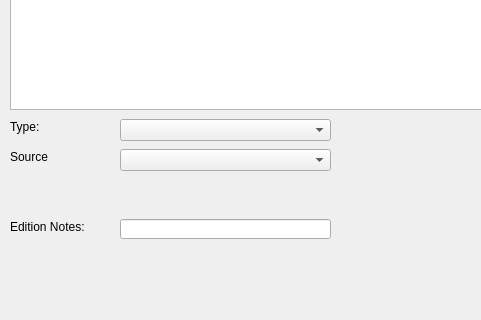
Before: the Qt Designer form QuickAdmin/quick_admin.ui in jadsdad/LogTools, drawn with Qt 5; both pictures show x 0 to 481 and y 321 to 641 of the 640 by 641 pixel window.
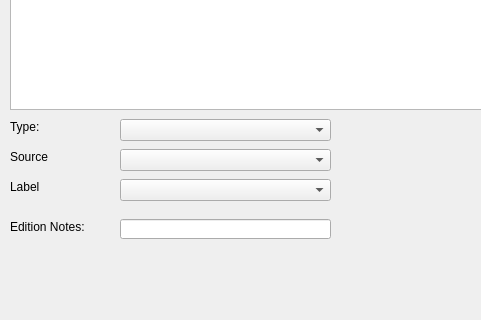
After: the same form once the commit is applied.

Commit message: Added label facility to QuickAdmin + default labelid in Transcode

```diff
--- a/QuickAdmin/quick_admin.ui
+++ b/QuickAdmin/quick_admin.ui
@@ -149,6 +149,29 @@
     <string>Edition Notes:</string>
    </property>
   </widget>
+  <widget class="QLabel" name="label_5">
+   <property name="geometry">
+    <rect>
+     <x>10</x>
+     <y>500</y>
+     <width>101</width>
+     <height>16</height>
+    </rect>
+   </property>
+   <property name="text">
+    <string>Label</string>
+   </property>
+  </widget>
+  <widget class="QComboBox" name="cmbLabel">
+   <property name="geometry">
+    <rect>
+     <x>120</x>
+     <y>500</y>
+     <width>211</width>
+     <height>22</height>
+    </rect>
+   </property>
+  </widget>
  </widget>
  <resources/>
  <connections/>
```
The commit also changes 7 other files.
